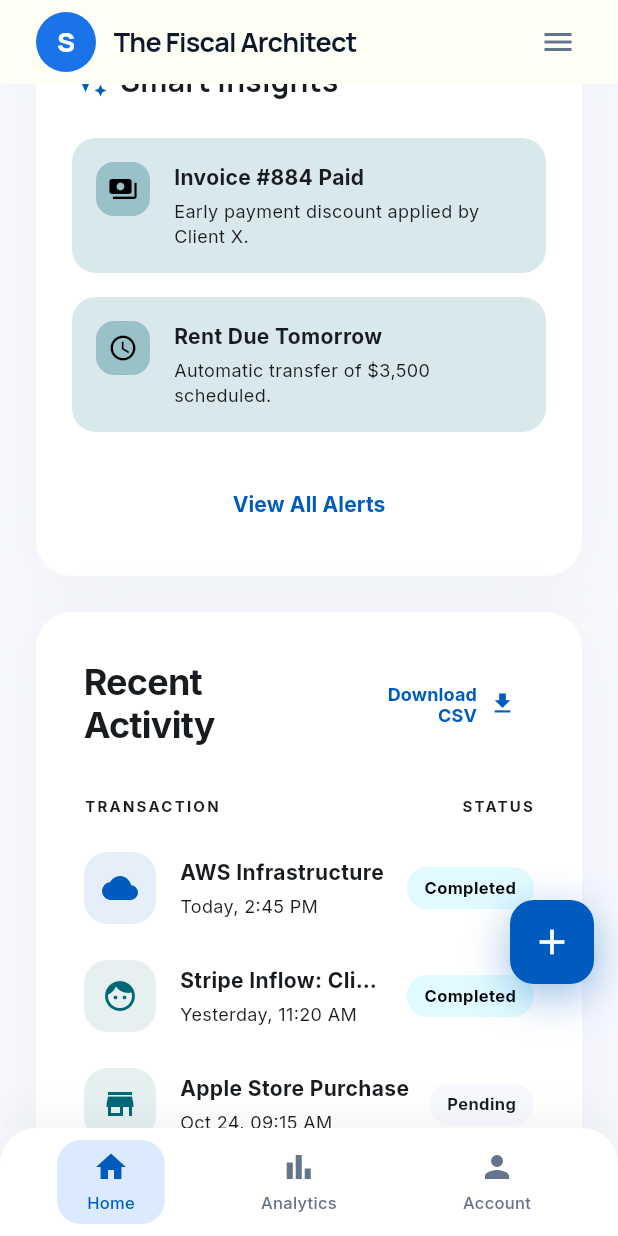
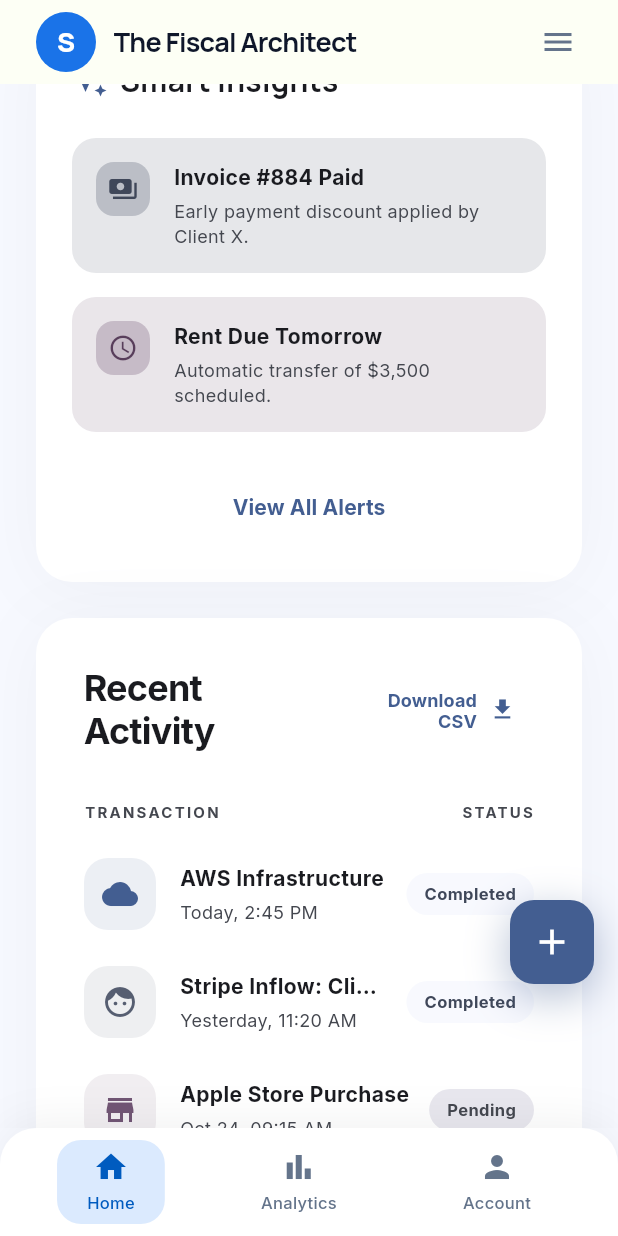
Before and after one commit to Abdurrafay19/softec_26, a Flutter app: the screen it shows after launch, scrolled down 1152 dp, after a tap on "View All Alerts", on a phone screen of 412 x 824 dp. Run offline on Flutter 3.47's test engine with Material 3 defaults, Android fonts, the phone set to English and light mode, and no system bars; drawn by our look-alikes of dynamic_color; our stand-ins replace google_fonts; network calls fail.

Commit message:
Fix for dynamic Theme

```diff
--- a/lib/core/app_theme.dart
+++ b/lib/core/app_theme.dart
@@ -1,72 +1,50 @@
 import 'package:flutter/material.dart';
 import 'package:google_fonts/google_fonts.dart';
-import 'package:dynamic_color/dynamic_color.dart'; // Ensure you added this to pubspec.yaml
 
 class AppTheme {
-  // --- CORE BRAND PALETTE ---
+  // Fallback brand colors (only used if Dynamic Color is unavailable)
   static const Color richBlue = Color(0xFF005BBF);
   static const Color lightBg = Color(0xFFF7F9FF);
   static const Color darkBg = Color(0xFF181C20);
 
-  // --- LIGHT THEME DATA ---
   static ThemeData lightTheme(ColorScheme? dynamicScheme) {
-    // 1. Use dynamicScheme if available, otherwise fallback to brand colors
-    // 2. .harmonized() ensures your brand colors shift slightly to match the wallpaper
-    final scheme = dynamicScheme?.harmonized() ??
-        const ColorScheme.light(
-          primary: richBlue,
-          onPrimary: Colors.white,
-          primaryContainer: Color(0xFF1A73E8),
-          onPrimaryContainer: Colors.white,
-          secondary: Color(0xFF006876),
-          secondaryContainer: Color(0xFF69E8FE),
-          surface: lightBg,
-          onSurface: Color(0xFF181C20),
-          surfaceContainerLow: Color(0xFFF1F4FA),
-          surfaceContainerLowest: Colors.white,
-          outlineVariant: Color(0xFFC1C6D6),
-        );
+    // If dynamicScheme exists, we use it directly for 100% device accuracy.
+    // If not, we fall back to our hardcoded brand scheme.
+    final scheme = dynamicScheme ?? ColorScheme.fromSeed(
+      seedColor: richBlue,
+      brightness: Brightness.light,
+      surface: lightBg,
+    );
 
     return _buildTheme(Brightness.light, scheme);
   }
 
-  // --- DARK THEME DATA ---
   static ThemeData darkTheme(ColorScheme? dynamicScheme) {
-    final scheme = dynamicScheme?.harmonized() ??
-        const ColorScheme.dark(
-          primary: Color(0xFFADC7FF),
-          onPrimary: Color(0xFF002F66),
-          primaryContainer: Color(0xFF004494),
-          surface: darkBg,
-          onSurface: Color(0xFFE2E2E6),
-          surfaceContainerLow: Color(0xFF23262A),
-          surfaceContainerLowest: Color(0xFF1C1F23),
-        );
+    final scheme = dynamicScheme ?? ColorScheme.fromSeed(
+      seedColor: richBlue,
+      brightness: Brightness.dark,
+      surface: darkBg,
+    );
 
     return _buildTheme(Brightness.dark, scheme);
   }
 
   static ThemeData _buildTheme(Brightness brightness, ColorScheme scheme) {
-    final baseTextTheme = GoogleFonts.interTextTheme();
-
     return ThemeData(
       useMaterial3: true,
       brightness: brightness,
       colorScheme: scheme,
       scaffoldBackgroundColor: scheme.surface,
-      // Global override for the "Stacked Paper" effect
+      // Ensure cards and surfaces use the dynamic container tokens
       cardTheme: CardThemeData(
         elevation: 0,
         color: scheme.surfaceContainerLowest,
         margin: EdgeInsets.zero,
       ),
-      textTheme: baseTextTheme.copyWith(
+      // Apply Google Fonts while respecting the dynamic onSurface color
+      textTheme: GoogleFonts.interTextTheme().copyWith(
         headlineLarge: GoogleFonts.manrope(
           fontWeight: FontWeight.w800,
-          color: scheme.onSurface,
-        ),
-        titleMedium: baseTextTheme.titleMedium?.copyWith(
-          fontWeight: FontWeight.w600,
           color: scheme.onSurface,
         ),
       ),
--- a/lib/home/widgets/cash_flow_trends_card.dart
+++ b/lib/home/widgets/cash_flow_trends_card.dart
@@ -112,7 +112,6 @@ class CashFlowTrendsCard extends StatelessWidget {
 
   Widget _buildMockChart(ColorScheme colorScheme) {
     final barHeights = [0.4, 0.6, 0.55, 0.8, 0.95, 0.85, 0.7, 0.65];
-    final barOpacities = [0.1, 0.1, 0.2, 0.1, 0.1, 0.3, 0.1, 0.1];
     final isHighlighted = [false, false, true, false, false, true, false, false];
 
     return SizedBox(
@@ -127,8 +126,10 @@ class CashFlowTrendsCard extends StatelessWidget {
               child: Container(
                 height: 160 * barHeights[index],
                 decoration: BoxDecoration(
-                  // Now uses the theme's primary color with varying opacity
-                  color: colorScheme.primary.withValues(alpha: barOpacities[index]),
+                  // Use primaryContainer for the soft bars and primary for the borders
+                  color: isHighlighted[index]
+                      ? colorScheme.primary.withValues(alpha: 0.3)
+                      : colorScheme.primary.withValues(alpha: 0.1),
                   borderRadius: const BorderRadius.vertical(top: Radius.circular(8)),
                   border: isHighlighted[index]
                       ? Border(top: BorderSide(color: colorScheme.primary, width: 2))
--- a/lib/home/widgets/insight_row.dart
+++ b/lib/home/widgets/insight_row.dart
@@ -5,7 +5,6 @@ class InsightRow extends StatelessWidget {
   final IconData icon;
   final String title;
   final String subtitle;
-  // Pass the semantic color (e.g., colorScheme.secondary or colorScheme.tertiary)
   final Color baseThemeColor;
   final Color onBaseColor;
 
@@ -25,7 +24,7 @@ class InsightRow extends StatelessWidget {
     return Container(
       padding: const EdgeInsets.all(16),
       decoration: BoxDecoration(
-        // Dynamically creates the soft tint from the theme color
+        // Dynamically creates a 15% opacity tint of whatever the theme color is
         color: baseThemeColor.withValues(alpha: 0.15),
         borderRadius: BorderRadius.circular(16),
       ),
--- a/lib/home/widgets/liquidity_hero_card.dart
+++ b/lib/home/widgets/liquidity_hero_card.dart
@@ -105,14 +105,7 @@ class LiquidityHeroCard extends StatelessWidget {
                 child: Container(
                   height: 64,
                   decoration: BoxDecoration(
-                    gradient: LinearGradient(
-                      colors: [
-                        colorScheme.primary,
-                        colorScheme.primaryContainer,
-                      ],
-                      begin: Alignment.topCenter,
-                      end: Alignment.bottomCenter,
-                    ),
+                    color: colorScheme.primary,
                     borderRadius: BorderRadius.circular(16),
                     boxShadow: [
                       BoxShadow(
--- a/lib/home/widgets/metrics_grid_section.dart
+++ b/lib/home/widgets/metrics_grid_section.dart
@@ -6,7 +6,9 @@ class MetricsGridSection extends StatelessWidget {
 
   @override
   Widget build(BuildContext context) {
-    return const Column(
+    final colorScheme = Theme.of(context).colorScheme;
+
+    return Column(
       children: [
         Row(
           children: [
@@ -15,21 +17,23 @@ class MetricsGridSection extends StatelessWidget {
                 icon: Icons.account_balance_wallet,
                 title: 'NET CASH',
                 amount: '\$14.2k',
-                iconColor: Color(0xFF006876), // secondary
+                // Secondary color is used for "Net Cash" per your HTML design
+                iconColor: colorScheme.primary,
               ),
             ),
-            SizedBox(width: 16),
+            const SizedBox(width: 16),
             Expanded(
               child: MetricTile(
                 icon: Icons.speed,
                 title: 'BURN RATE',
                 amount: '\$8.4k',
-                iconColor: Color(0xFF9E4300), // tertiary
+                // Tertiary color is used for "Burn Rate"
+                iconColor: colorScheme.tertiary,
               ),
             ),
           ],
         ),
-        SizedBox(height: 16),
+        const SizedBox(height: 16),
         Row(
           children: [
             Expanded(
@@ -37,16 +41,16 @@ class MetricsGridSection extends StatelessWidget {
                 icon: Icons.input,
                 title: 'INFLOW',
                 amount: '\$42.1k',
-                iconColor: Color(0xFF005BBF), // primary
+                iconColor: colorScheme.primary,
               ),
             ),
-            SizedBox(width: 16),
+            const SizedBox(width: 16),
             Expanded(
               child: MetricTile(
                 icon: Icons.output,
                 title: 'OUTFLOW',
                 amount: '\$27.9k',
-                iconColor: Color(0xFFBA1A1A), // error
+                iconColor: colorScheme.error,
               ),
             ),
           ],
--- a/lib/home/widgets/smart_insights_card.dart
+++ b/lib/home/widgets/smart_insights_card.dart
@@ -12,7 +12,8 @@ class SmartInsightsCard extends StatelessWidget {
     return Container(
       padding: const EdgeInsets.all(24),
       decoration: BoxDecoration(
-        color: colorScheme.surfaceContainerLowest, // #ffffff in Light Mode
+        // Responds to Light/Dark Mode automatically
+        color: colorScheme.surfaceContainerLowest,
         borderRadius: BorderRadius.circular(24),
         boxShadow: [
           BoxShadow(
@@ -40,6 +41,8 @@ class SmartInsightsCard extends StatelessWidget {
             ],
           ),
           const SizedBox(height: 24),
+
+          // Insight items using semantic theme colors
           InsightRow(
             icon: Icons.payments,
             title: 'Invoice #884 Paid',
@@ -47,24 +50,31 @@ class SmartInsightsCard extends StatelessWidget {
             baseThemeColor: colorScheme.secondary,
             onBaseColor: colorScheme.onSecondaryContainer,
           ),
+
           const SizedBox(height: 16),
+
           InsightRow(
             icon: Icons.schedule,
             title: 'Rent Due Tomorrow',
             subtitle: 'Automatic transfer of \$3,500 scheduled.',
             baseThemeColor: colorScheme.tertiary,
-            onBaseColor: colorScheme.onTertiaryFixedVariant,
+            onBaseColor: colorScheme.onTertiaryContainer,
           ),
+
           const SizedBox(height: 24),
+
           SizedBox(
             width: double.infinity,
             child: TextButton(
+              style: TextButton.styleFrom(
+                foregroundColor: colorScheme.primary,
+                padding: const EdgeInsets.symmetric(vertical: 16),
+              ),
               onPressed: () {},
               child: Text(
                 'View All Alerts',
                 style: GoogleFonts.inter(
                   fontWeight: FontWeight.bold,
-                  color: colorScheme.primary,
                 ),
               ),
             ),
```
